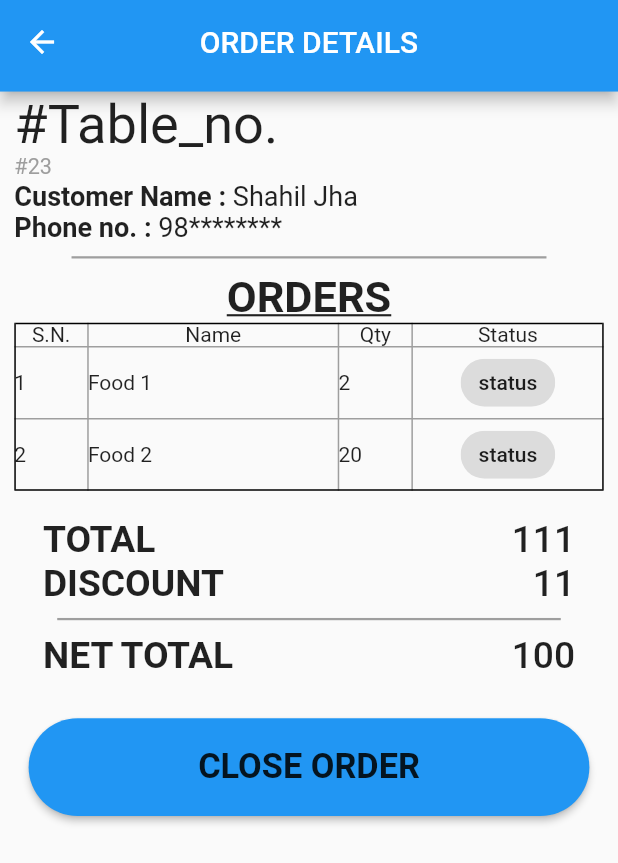
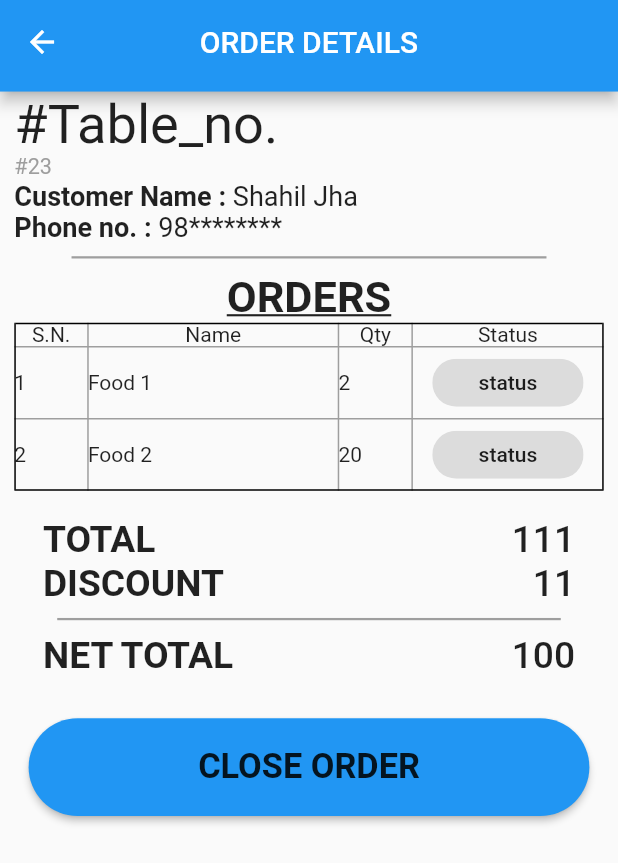
Before and after one commit to ShahilJha/Restaurant-prototype, a Flutter app: the screen it shows after launch, on a phone screen of 412 x 824 dp. Shown: the top 863 px of the screen. Run offline on Flutter 3.47's test engine with Material 2 defaults, Android fonts, the phone set to English and light mode, and no system bars; our stand-ins replace flutter_screenutil.

Commit message:
widget: app action chip

```diff
--- a/lib/screens/receptionist/order_details_screen/order_details_screen.dart
+++ b/lib/screens/receptionist/order_details_screen/order_details_screen.dart
@@ -67,7 +67,10 @@
                     Text('1'),
                     Text('Food 1'),
                     Text('2'),
-                    AppActionChip(string: 'status'),
+                    AppActionChip(
+                      string: 'status',
+                      onPressed: () {},
+                    ),
                   ],
                 ),
                 TableRow(
@@ -75,7 +78,10 @@
                     Text('2'),
                     Text('Food 2'),
                     Text('20'),
-                    AppActionChip(string: 'status'),
+                    AppActionChip(
+                      string: 'status',
+                      onPressed: () {},
+                    ),
                   ],
                 ),
               ],
--- a/lib/widgets/app_action_chip.dart
+++ b/lib/widgets/app_action_chip.dart
@@ -3,13 +3,22 @@
 
 class AppActionChip extends StatelessWidget {
   final String string;
-  const AppActionChip({Key key, this.string}) : super(key: key);
+  final Color backgroundColor;
+  final Function onPressed;
+  const AppActionChip({
+    Key key,
+    @required this.string,
+    this.backgroundColor,
+    @required this.onPressed,
+  }) : super(key: key);
 
   @override
   Widget build(BuildContext context) {
     return ActionChip(
+      backgroundColor: backgroundColor ?? null,
+      padding: EdgeInsets.symmetric(vertical: 20.w, horizontal: 60.w),
       label: Text(string),
-      onPressed: () {},
+      onPressed: onPressed,
     );
   }
 }
```
